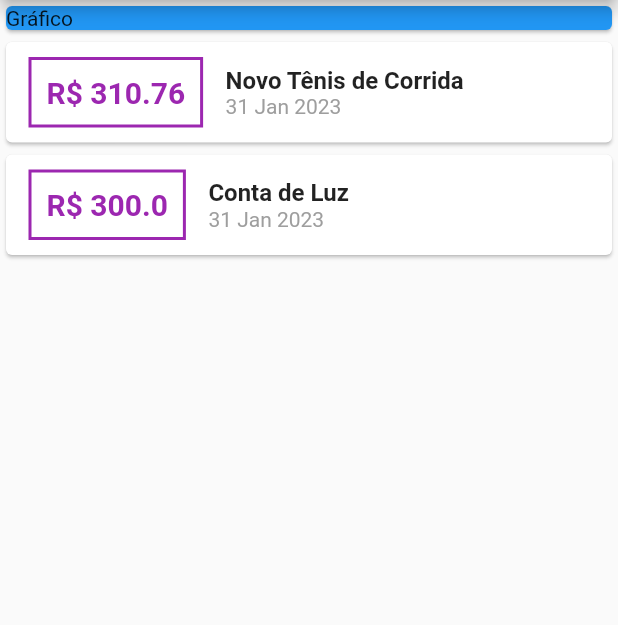
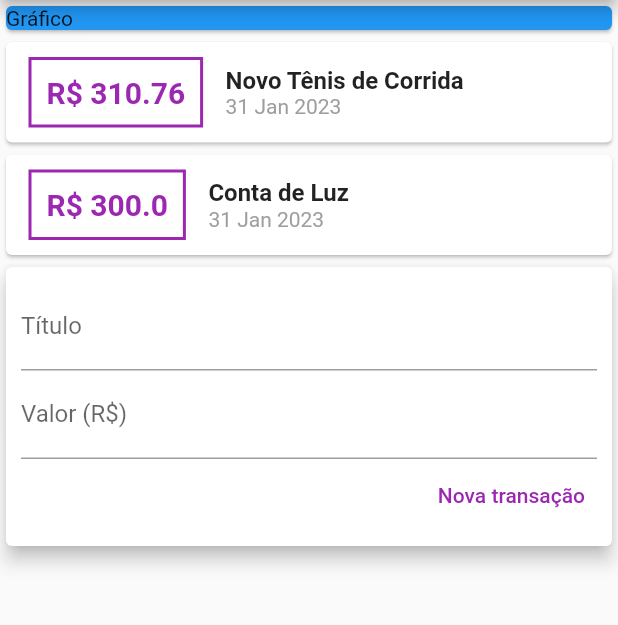
Before and after one commit to alex-custodio/DespesasPessoais, a Flutter app: the screen it shows after launch, on a phone screen of 412 x 824 dp, the part 84-709 px from its top. Run offline on Flutter 3.47's test engine with Material 2 defaults, Android fonts, the phone set to English and light mode, and no system bars.

Commit message:
adicionando um formulário no app

```diff
--- a/lib/main.dart
+++ b/lib/main.dart
@@ -75,12 +75,39 @@ class MyHomePage extends StatelessWidget {
                             style: TextStyle(color: Colors.grey),
                           )
                         ],
-                      )
+                      ),
                     ],
                   ),
                 );
               }).toList(),
             ],
+          ),
+          Card(
+            elevation: 5,
+            child: Container(
+              padding: EdgeInsets.all(10),
+              child: Column(
+                children: [
+                  TextField(
+                    decoration: InputDecoration(labelText: "Título"),
+                  ),
+                  TextField(
+                    decoration: InputDecoration(labelText: "Valor (R\$)"),
+                  ),
+                  Row(
+                    mainAxisAlignment: MainAxisAlignment.end,
+                    children: [
+                      TextButton(
+                          onPressed: () {},
+                          child: Text(
+                            "Nova transação",
+                            style: TextStyle(color: Colors.purple),
+                          )),
+                    ],
+                  )
+                ],
+              ),
+            ),
           )
         ],
       ),
```
